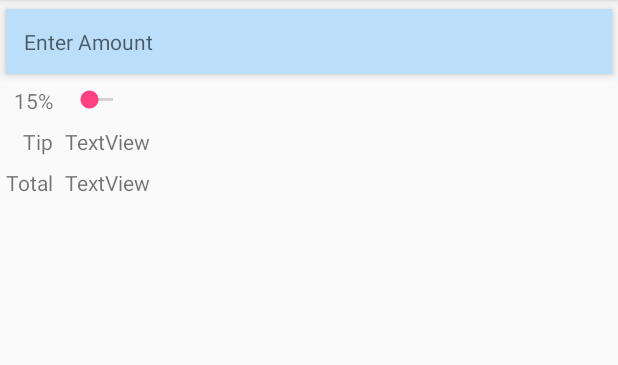
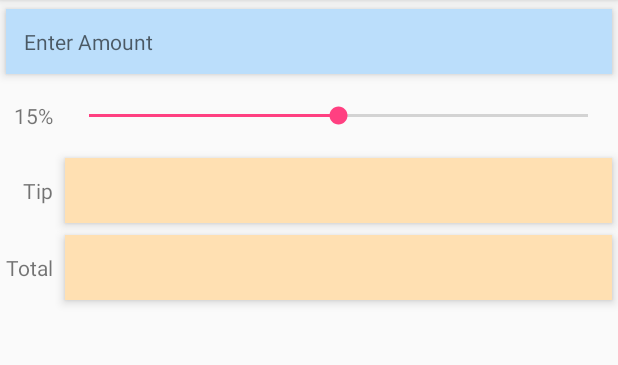
Before and after one commit to OlegVerechshagin/TipCalculator, an Android app: the screen it shows after launch (MainActivity), on a phone screen of 412 x 824 dp, the part 84-449 px from its top. Run offline under Robolectric (Android 15) with nearby library versions, the phone set to English and light mode, and no system bars.

Commit message:
Customizing components I.

```diff
--- a/app/src/main/res/layout/activity_main.xml
+++ b/app/src/main/res/layout/activity_main.xml
@@ -36,13 +36,16 @@
         android:id="@+id/percentTextView"
         android:layout_width="wrap_content"
         android:layout_height="wrap_content"
-        android:layout_gravity="right"
+        android:layout_gravity="right|center_vertical"
         android:text="@string/tip_percentage" />
 
     <SeekBar
         android:id="@+id/percentSeekBar"
         android:layout_width="wrap_content"
-        android:layout_height="wrap_content" />
+        android:layout_height="@dimen/seekbar_height"
+        android:layout_gravity="fill_horizontal"
+        android:max="30"
+        android:progress="15" />
 
     <TextView
         android:id="@+id/tipLabelTextView"
@@ -55,7 +58,11 @@
         android:id="@+id/tipTextView"
         android:layout_width="wrap_content"
         android:layout_height="wrap_content"
-        android:text="TextView" />
+        android:layout_gravity="fill_horizontal"
+        android:background="@color/result_background"
+        android:elevation="@dimen/elevation"
+        android:gravity="center"
+        android:padding="@dimen/textview_padding" />
 
     <TextView
         android:id="@+id/totalLabelTextView"
@@ -68,6 +75,10 @@
         android:id="@+id/totalTextView"
         android:layout_width="wrap_content"
         android:layout_height="wrap_content"
-        android:text="TextView" />
+        android:layout_gravity="fill_horizontal"
+        android:background="@color/result_background"
+        android:elevation="@dimen/elevation"
+        android:gravity="center"
+        android:padding="@dimen/textview_padding" />
 
 </GridLayout>
--- a/app/src/main/res/values/colors.xml
+++ b/app/src/main/res/values/colors.xml
@@ -4,4 +4,5 @@
     <color name="colorPrimaryDark">#303F9F</color>
     <color name="colorAccent">#FF4081</color>
     <color name="amount_background">#bbdefb</color>
+    <color name="result_background">#ffe0b2</color>
 </resources>
--- a/app/src/main/res/values/dimens.xml
+++ b/app/src/main/res/values/dimens.xml
@@ -2,4 +2,5 @@
 <resources>
     <dimen name="textview_padding">12dp</dimen>
     <dimen name="elevation">4dp</dimen>
+    <dimen name="seekbar_height">40dp</dimen>
 </resources>
```
